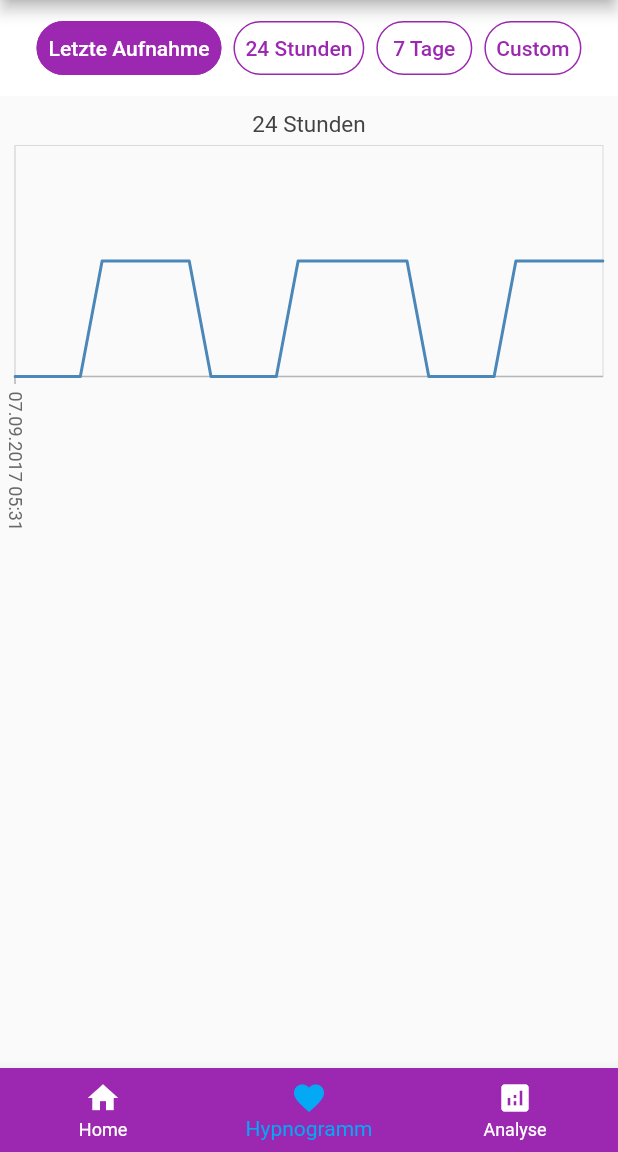
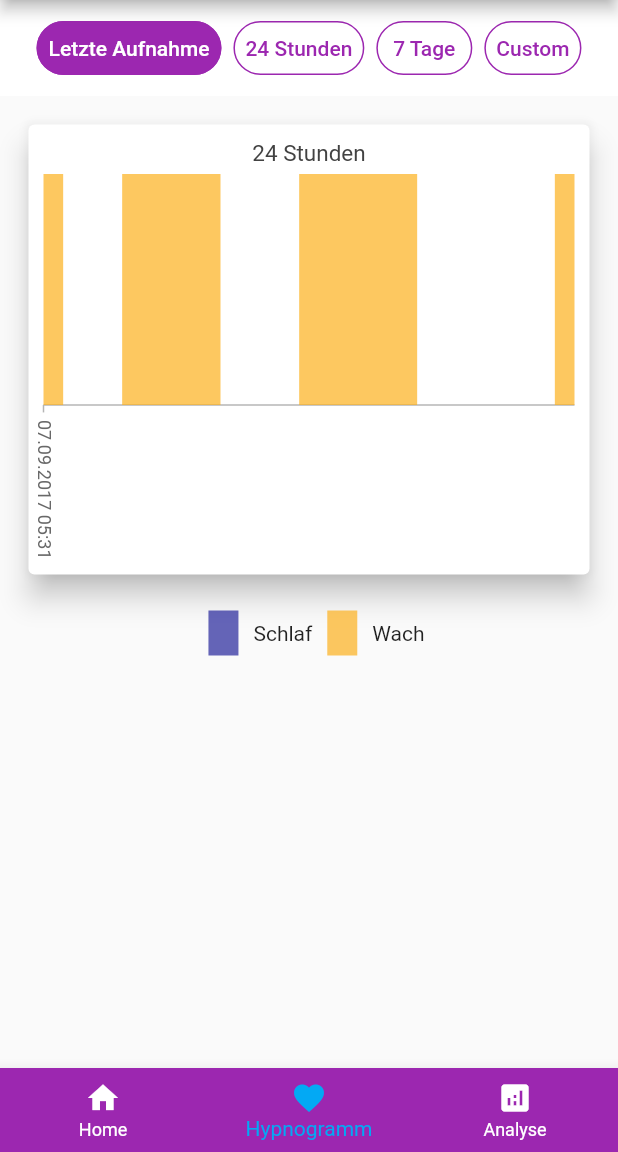
Before and after one commit to SarahLM/somnus, a Flutter app: the TabsScreen screen opened directly, item 2 of the bottom bar chosen, on a phone screen of 412 x 824 dp, the part 84-1236 px from its top. Run offline on Flutter 3.47's test engine with Material 2 defaults, Android fonts, the phone set to English and light mode, and no system bars; our stand-ins replace introduction_screen, permission_handler, shared_preferences, syncfusion_flutter_charts; missing offline and left inert: date_range_picker, flutter_ble_lib, pointycastle; accounts and stored records are empty.

Commit message:
Added colors

```diff
--- a/frontend_somnus/lib/widgets/syncfusion.dart
+++ b/frontend_somnus/lib/widgets/syncfusion.dart
@@ -7,10 +7,16 @@ class Sync extends StatelessWidget {
   @override
   Widget build(BuildContext context) {
     return Container(
+      padding: EdgeInsets.all(15),
       child: Center(
-        child: Container(
+        child: Column(
+          children: [
+            Card(
+              elevation: 8,
               //Initialize chart
               child: SfCartesianChart(
+                  plotAreaBorderColor: Colors.transparent,
+                  //plotAreaBackgroundColor: Colors.grey,
                   zoomPanBehavior: ZoomPanBehavior(
                       // Performs zooming on double tap
                       enableSelectionZooming: true,
@@ -21,74 +27,200 @@ class Sync extends StatelessWidget {
                   tooltipBehavior: TooltipBehavior(enable: true),
                   title: ChartTitle(text: '24 Stunden'),
                   primaryXAxis: DateTimeAxis(
+                    majorGridLines: MajorGridLines(width: 0),
                     dateFormat: f,
-                interval: 1,
+                    interval: 4,
                     labelRotation: 90,
+                    plotBands: <PlotBand>[
+                      PlotBand(
+                        isVisible: true,
+                        // start: DateTime(2017, 9, 7, 17, 31),
+                        // end: DateTime(2017, 9, 7, 17, 58),
+                        associatedAxisStart: 0,
+                        associatedAxisEnd: 1,
+                        shouldRenderAboveSeries: false,
+                        color: const Color.fromRGBO(
+                            0, 0, 139, 0.2), //Color of the sleep periods
+                        opacity: 0.6,
+                      ),
+                    ],
                   ),
                   primaryYAxis: NumericAxis(
                     interval: 1,
-                // minimum: -0.1,
-                //maximum: 1.1,
-                rangePadding: ChartRangePadding.additional,
+                    maximum: 1.0,
+                    //minimum: -0.5,
+                    //maximum: 5.1,
+                    //rangePadding: ChartRangePadding.additional,
                     isVisible: false,
                   ),
                   series: <ChartSeries>[
                     // Initialize line series
-                LineSeries<SalesData, DateTime>(
+                    StepAreaSeries<SalesData, DateTime>(
+                        color: const Color.fromRGBO(
+                            252, 176, 28, 1), //Color of awake periods
+                        opacity: 0.7,
+                        //emptyPointSettings: EmptyPointSettings(color: Colors.black),
                         dataSource: [
                           // Bind data source
-                      SalesData(DateTime(2017, 9, 7, 17, 31), 0.0, Colors.red),
-                      SalesData(DateTime(2017, 9, 7, 17, 32), 0.0, Colors.red),
-                      SalesData(DateTime(2017, 9, 7, 17, 33), 0.0, Colors.red),
-                      SalesData(DateTime(2017, 9, 7, 17, 34), 0.0, Colors.red),
                           SalesData(
-                          DateTime(2017, 9, 7, 17, 35), 1.0, Colors.green),
+                            DateTime(2017, 9, 7, 17, 31),
+                            1.0,
+                          ),
                           SalesData(
-                          DateTime(2017, 9, 7, 17, 36), 1.0, Colors.green),
+                            DateTime(2017, 9, 7, 17, 32),
+                            0.0,
+                          ),
                           SalesData(
-                          DateTime(2017, 9, 7, 17, 37), 1.0, Colors.green),
+                            DateTime(2017, 9, 7, 17, 33),
+                            0.0,
+                          ),
                           SalesData(
-                          DateTime(2017, 9, 7, 17, 38), 1.0, Colors.green),
+                            DateTime(2017, 9, 7, 17, 34),
+                            0.0,
+                          ),
                           SalesData(
-                          DateTime(2017, 9, 7, 17, 39), 1.0, Colors.green),
-                      SalesData(DateTime(2017, 9, 7, 17, 40), 0.0, Colors.red),
-                      SalesData(DateTime(2017, 9, 7, 17, 41), 0.0, Colors.red),
-                      SalesData(DateTime(2017, 9, 7, 17, 42), 0.0, Colors.red),
-                      SalesData(DateTime(2017, 9, 7, 17, 43), 0.0, Colors.red),
+                            DateTime(2017, 9, 7, 17, 35),
+                            1.0,
+                          ),
                           SalesData(
-                          DateTime(2017, 9, 7, 17, 44), 1.0, Colors.green),
+                            DateTime(2017, 9, 7, 17, 36),
+                            1.0,
+                          ),
                           SalesData(
-                          DateTime(2017, 9, 7, 17, 45), 1.0, Colors.green),
+                            DateTime(2017, 9, 7, 17, 37),
+                            1.0,
+                          ),
                           SalesData(
-                          DateTime(2017, 9, 7, 17, 46), 1.0, Colors.green),
+                            DateTime(2017, 9, 7, 17, 38),
+                            1.0,
+                          ),
                           SalesData(
-                          DateTime(2017, 9, 7, 17, 47), 1.0, Colors.green),
+                            DateTime(2017, 9, 7, 17, 39),
+                            1.0,
+                          ),
                           SalesData(
-                          DateTime(2017, 9, 7, 17, 48), 1.0, Colors.green),
+                            DateTime(2017, 9, 7, 17, 40),
+                            0.0,
+                          ),
                           SalesData(
-                          DateTime(2017, 9, 7, 17, 49), 1.0, Colors.green),
-                      SalesData(DateTime(2017, 9, 7, 17, 50), 0.0, Colors.red),
-                      SalesData(DateTime(2017, 9, 7, 17, 51), 0.0, Colors.red),
-                      SalesData(DateTime(2017, 9, 7, 17, 52), 0.0, Colors.red),
-                      SalesData(DateTime(2017, 9, 7, 17, 53), 0.0, Colors.red),
+                            DateTime(2017, 9, 7, 17, 41),
+                            0.0,
+                          ),
                           SalesData(
-                          DateTime(2017, 9, 7, 17, 54), 1.0, Colors.green),
+                            DateTime(2017, 9, 7, 17, 42),
+                            0.0,
+                          ),
                           SalesData(
-                          DateTime(2017, 9, 7, 17, 55), 1.0, Colors.green),
+                            DateTime(2017, 9, 7, 17, 43),
+                            0.0,
+                          ),
                           SalesData(
-                          DateTime(2017, 9, 7, 17, 56), 1.0, Colors.green),
+                            DateTime(2017, 9, 7, 17, 44),
+                            1.0,
+                          ),
                           SalesData(
-                          DateTime(2017, 9, 7, 17, 57), 1.0, Colors.green),
+                            DateTime(2017, 9, 7, 17, 45),
+                            1.0,
+                          ),
                           SalesData(
-                          DateTime(2017, 9, 7, 17, 58), 1.0, Colors.green),
+                            DateTime(2017, 9, 7, 17, 46),
+                            1.0,
+                          ),
+                          SalesData(
+                            DateTime(2017, 9, 7, 17, 47),
+                            1.0,
+                          ),
+                          SalesData(
+                            DateTime(2017, 9, 7, 17, 48),
+                            1.0,
+                          ),
+                          SalesData(
+                            DateTime(2017, 9, 7, 17, 49),
+                            1.0,
+                          ),
+                          SalesData(
+                            DateTime(2017, 9, 7, 17, 50),
+                            0.0,
+                          ),
+                          SalesData(
+                            DateTime(2017, 9, 7, 17, 51),
+                            0.0,
+                          ),
+                          SalesData(
+                            DateTime(2017, 9, 7, 17, 52),
+                            0.0,
+                          ),
+                          SalesData(
+                            DateTime(2017, 9, 7, 17, 53),
+                            0.0,
+                          ),
+                          SalesData(
+                            DateTime(2017, 9, 7, 17, 54),
+                            0.0,
+                          ),
+                          SalesData(
+                            DateTime(2017, 9, 7, 17, 55),
+                            0.0,
+                          ),
+                          SalesData(
+                            DateTime(2017, 9, 7, 17, 56),
+                            0.0,
+                          ),
+                          SalesData(
+                            DateTime(2017, 9, 7, 17, 57),
+                            1.0,
+                          ),
+                          SalesData(
+                            DateTime(2017, 9, 7, 17, 58),
+                            0.0,
+                          ),
                         ],
-                    pointColorMapper: (SalesData sales, _) =>
-                        sales.segmentColor,
+                        //pointColorMapper: (SalesData sales, _) =>
+                        //   sales.segmentColor,
                         xValueMapper: (SalesData sales, _) => sales.year,
                         yValueMapper: (SalesData sales, _) => sales.state,
                         // dataLabelSettings: DataLabelSettings(isVisible: true),
                         name: '24 Stunden')
                   ]),
+            ),
+            SizedBox(
+              height: 10,
+            ),
+            Row(
+              mainAxisAlignment: MainAxisAlignment.center,
+              children: <Widget>[
+                Row(
+                  mainAxisAlignment: MainAxisAlignment.spaceEvenly,
+                  children: [
+                    Container(
+                      margin: EdgeInsets.all(10),
+                      height: 30,
+                      width: 20,
+                      decoration: BoxDecoration(
+                        color: const Color.fromRGBO(0, 0, 139, 0.6),
+                        //border: Border.all(color: Colors.blueAccent),
+                      ),
+                    ),
+                    Text('Schlaf'),
+                  ],
+                ),
+                Row(
+                  children: [
+                    Container(
+                      margin: EdgeInsets.only(right: 10, left: 10),
+                      height: 30,
+                      width: 20,
+                      decoration: BoxDecoration(
+                        color: const Color.fromRGBO(252, 176, 28, 0.7),
+                        //border: Border.all(color: Colors.blueAccent),
+                      ),
+                    ),
+                    Text('Wach')
+                  ],
+                ),
+              ],
+            )
+          ],
         ),
       ),
     );
@@ -96,8 +228,8 @@ class Sync extends StatelessWidget {
 }
 
 class SalesData {
-  SalesData(this.year, this.state, this.segmentColor);
+  SalesData(this.year, this.state);
   final DateTime year;
   final double state;
-  final Color segmentColor;
+  // final Color segmentColor;
 }
```
Lines whose indentation alone changed are shown as unchanged.
